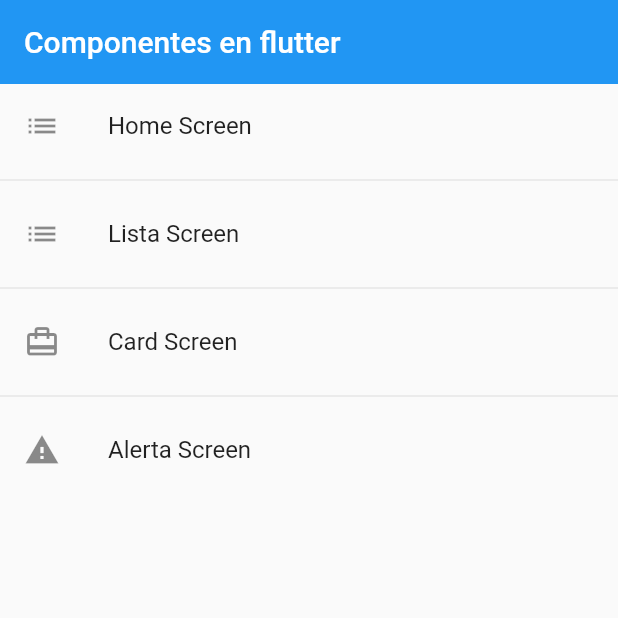
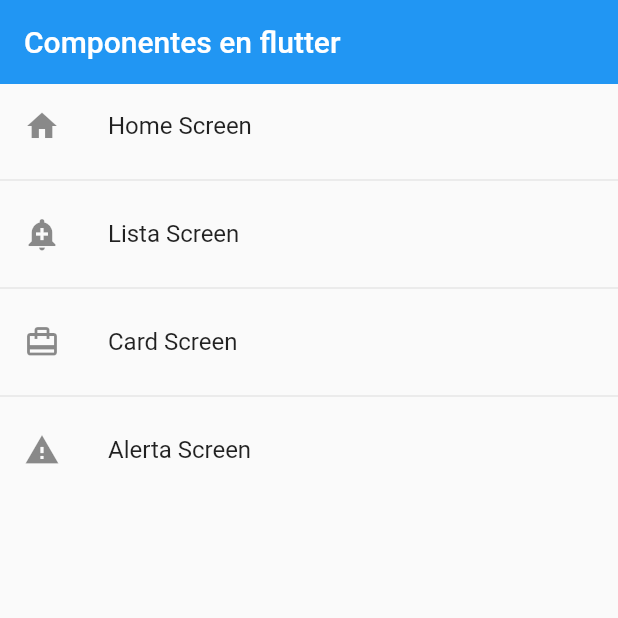
Before and after one commit to AndrusGerman/fl_components, a Flutter app: the screen it shows after launch, on a phone screen of 412 x 824 dp, the top half of it. Run offline on Flutter 3.47's test engine with Material 2 defaults, Android fonts, the phone set to English and light mode, and no system bars.

Commit message:
change icons

```diff
--- a/lib/router/app_routes.dart
+++ b/lib/router/app_routes.dart
@@ -8,12 +8,12 @@ class AppRoutes {
   static final menuOptions = <MenuOption>[
     const MenuOption(
         route: 'home',
-        icon: Icons.list,
+        icon: Icons.home,
         name: 'Home Screen',
         screen: HomeScreen()),
     const MenuOption(
         route: 'listview',
-        icon: Icons.list,
+        icon: Icons.add_alert,
         name: 'Lista Screen',
         screen: ListViewScreen()),
     const MenuOption(
```
